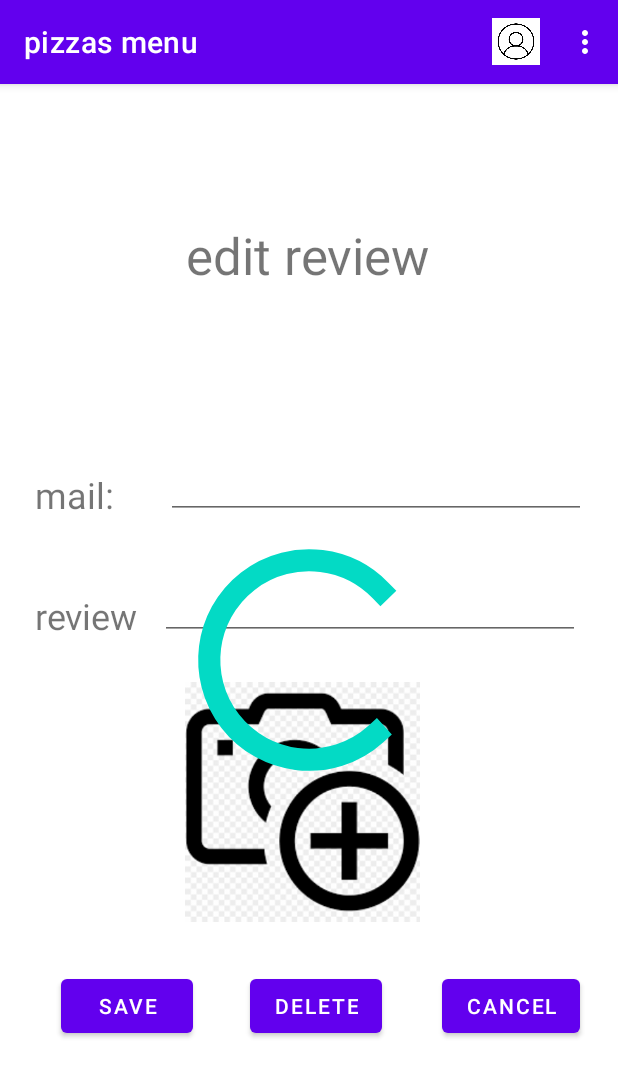
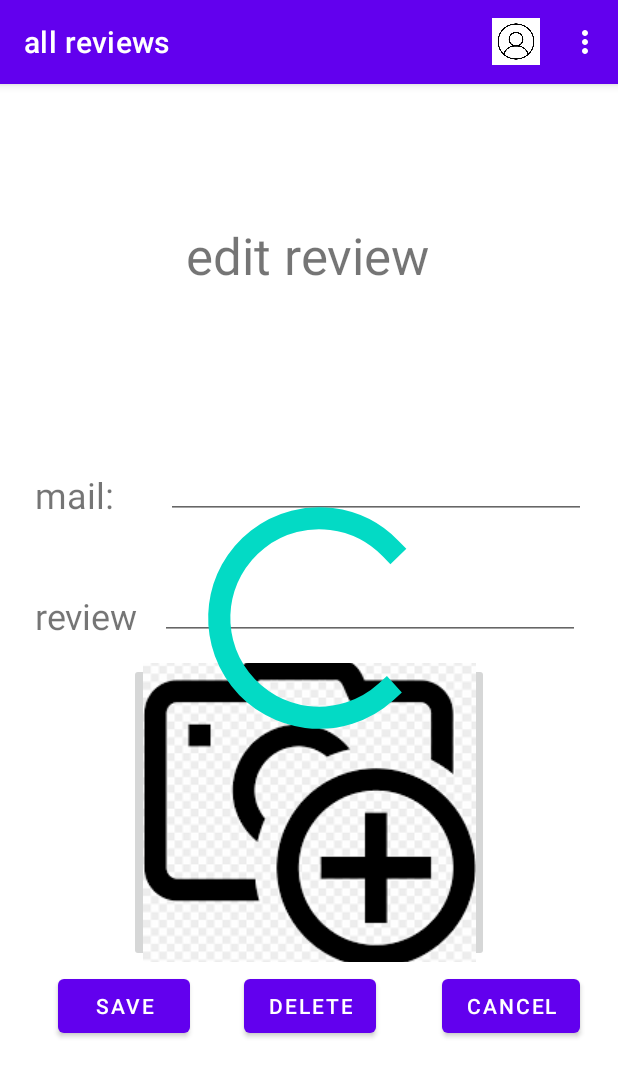
Before and after one commit to ohad585/My-Pizza, an Android app: the fragment edit_review_fragment placed in its activity, on a phone screen of 412 x 824 dp. Shown: the top 1077 px of the screen. Run offline under Robolectric (Android 15) with nearby library versions, the phone set to English and light mode, and no system bars; our stand-ins replace Firebase (no records; nobody signed in at launch, a user with empty details on screens opened directly), Picasso, navigation-ui; 2 statements that could not run were skipped.

Commit message:
update img

```diff
--- a/app/build.gradle
+++ b/app/build.gradle
@@ -43,6 +43,7 @@ dependencies {
     implementation 'androidx.lifecycle:lifecycle-viewmodel-ktx:2.3.1'
     implementation 'androidx.room:room-common:2.4.0'
     implementation 'androidx.room:room-runtime:2.4.0'
+    implementation 'com.google.firebase:firebase-database:20.0.0'
     testImplementation 'junit:junit:4.+'
     androidTestImplementation 'androidx.test.ext:junit:1.1.3'
     androidTestImplementation 'androidx.test.espresso:espresso-core:3.4.0'
--- a/app/src/main/java/com/example/mypizza/MainActivity.java
+++ b/app/src/main/java/com/example/mypizza/MainActivity.java
@@ -27,12 +27,12 @@ public class MainActivity extends AppCompatActivity {
         NavHostFragment nav_host = (NavHostFragment)getSupportFragmentManager().findFragmentById(R.id.fragmentContainerView2);
         navCtrl = nav_host.getNavController();
         NavigationUI.setupActionBarWithNavController(this,navCtrl);
-//        Model.instance.getCurrentUser(new Model.getCurrentUserListener() {
-//            @Override
-//            public void onComplete(User user) {
-//                u=user;
-//            }
-//        });
+        Model.instance.getCurrentUser(new Model.getCurrentUserListener() {
+            @Override
+            public void onComplete(User user) {
+                u=user;
+            }
+        });
 
     }
     @Override
--- a/app/src/main/java/com/example/mypizza/Model/AppLocalDBReview.java
+++ b/app/src/main/java/com/example/mypizza/Model/AppLocalDBReview.java
@@ -4,7 +4,7 @@ import androidx.room.Room;
 import androidx.room.RoomDatabase;
 
 import com.example.mypizza.MyApplication;
-@Database(entities = {Review.class}, version = 3 )
+@Database(entities = {Review.class}, version =6)
 abstract class AppLocalDbRepositoryReview extends RoomDatabase {
     public abstract ReviewDao reviewDao();
 }
--- a/app/src/main/java/com/example/mypizza/Model/Model.java
+++ b/app/src/main/java/com/example/mypizza/Model/Model.java
@@ -24,6 +24,7 @@ public class Model {
 
     MutableLiveData<List<Review>> reviewsListForUserLd = new MutableLiveData<>();
     MutableLiveData<LoadingState> reviewsListForUserLoadingState = new MutableLiveData<LoadingState>();
+
 
 
 
@@ -223,6 +224,7 @@ public class Model {
         modelFirebase.saveImageReview(bitmap,reviewId,listener);
     }
 
+
     public interface UpdateReviewUrlListener{
         void onComplete();
     }
@@ -306,4 +308,8 @@ public class Model {
         reloadReviewsList();
     }
 
+    public void UpdateReviewImg(Bitmap bitmap, String reviewId, SaveImageListener listener){
+        modelFirebase.UpdateReviewImg(bitmap,reviewId,listener);
+    }
+
 }
--- a/app/src/main/java/com/example/mypizza/write_review_fragment.java
+++ b/app/src/main/java/com/example/mypizza/write_review_fragment.java
@@ -40,7 +40,6 @@ public class write_review_fragment extends Fragment {
     Button saveBtn;
     Button cnclBtn;
     ImageButton addReviewPhoto;
-
     Bitmap bitmap;
 
     Pizza p;
--- a/app/src/main/res/layout/edit_review_fragment.xml
+++ b/app/src/main/res/layout/edit_review_fragment.xml
@@ -70,7 +70,7 @@
         android:id="@+id/edit_review_delete_btn"
         android:layout_width="wrap_content"
         android:layout_height="wrap_content"
-        android:layout_marginEnd="40dp"
+        android:layout_marginEnd="44dp"
         android:text="delete"
         app:layout_constraintBottom_toBottomOf="@+id/edit_review_save_btn"
         app:layout_constraintEnd_toStartOf="@+id/edit_review_cancel_btn"
@@ -100,18 +100,17 @@
         app:layout_constraintStart_toStartOf="parent"
         app:layout_constraintTop_toTopOf="parent" />
 
-    <ImageView
+    <ImageButton
         android:id="@+id/edit_review_img"
-        android:layout_width="186dp"
-        android:layout_height="160dp"
-        android:layout_marginTop="28dp"
+        android:layout_width="240dp"
+        android:layout_height="199dp"
         app:layout_constraintBottom_toTopOf="@+id/edit_review_delete_btn"
         app:layout_constraintEnd_toEndOf="parent"
-        app:layout_constraintHorizontal_bias="0.48"
         app:layout_constraintStart_toStartOf="parent"
         app:layout_constraintTop_toBottomOf="@+id/edit_review_review_et"
-        app:layout_constraintVertical_bias="0.0"
-        app:srcCompat="@drawable/addphoto" />
+        app:layout_constraintVertical_bias="0.735"
+        app:srcCompat="@drawable/addphoto"
+        tools:ignore="SpeakableTextPresentCheck" />
 
     <ProgressBar
         android:id="@+id/edit_review_progBar"
@@ -120,7 +119,9 @@
         android:layout_height="265dp"
         app:layout_constraintBottom_toBottomOf="parent"
         app:layout_constraintEnd_toEndOf="parent"
+        app:layout_constraintHorizontal_bias="0.529"
         app:layout_constraintStart_toStartOf="parent"
-        app:layout_constraintTop_toTopOf="parent" />
+        app:layout_constraintTop_toTopOf="parent"
+        app:layout_constraintVertical_bias="0.439" />
 
 </androidx.constraintlayout.widget.ConstraintLayout>
--- a/app/src/main/res/navigation/nav_grah.xml
+++ b/app/src/main/res/navigation/nav_grah.xml
@@ -3,7 +3,7 @@
     xmlns:app="http://schemas.android.com/apk/res-auto"
     xmlns:tools="http://schemas.android.com/tools"
     android:id="@+id/nav_graph"
-    app:startDestination="@id/pizzas_display_fragment">
+    app:startDestination="@id/watch_all_reviews_manager_fragment">
     <fragment
         android:id="@+id/login_page_fragment"
         android:name="com.example.mypizza.login_page_fragment"
```
Also changed, not shown: app/src/main/java/com/example/mypizza/Model/ModelFirebase.java (+18 -0 lines), app/src/main/java/com/example/mypizza/edit_review_fragment.java (+58 -24 lines).
